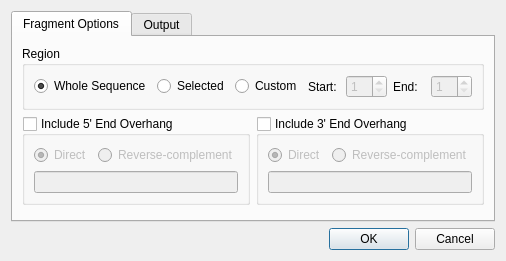
First picture: the form in src/plugins/enzymes/src/ui/CreateFragmentDialog.ui, repository violethaze74/ugene, before the edit.
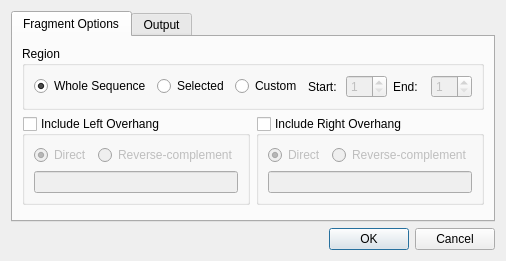
Second picture: the form after the edit.

What changed in the file:
```diff
--- a/src/plugins/enzymes/src/ui/CreateFragmentDialog.ui
+++ b/src/plugins/enzymes/src/ui/CreateFragmentDialog.ui
@@ -96,7 +96,7 @@
          <item>
           <widget class="QGroupBox" name="leftEndBox">
            <property name="title">
-            <string>Include 5' End Overhang</string>
+            <string>Include Left Overhang</string>
            </property>
            <property name="checkable">
             <bool>true</bool>
@@ -142,7 +142,7 @@
          <item>
           <widget class="QGroupBox" name="rightEndBox">
            <property name="title">
-            <string>Include 3' End Overhang</string>
+            <string>Include Right Overhang</string>
            </property>
            <property name="checkable">
             <bool>true</bool>
```
